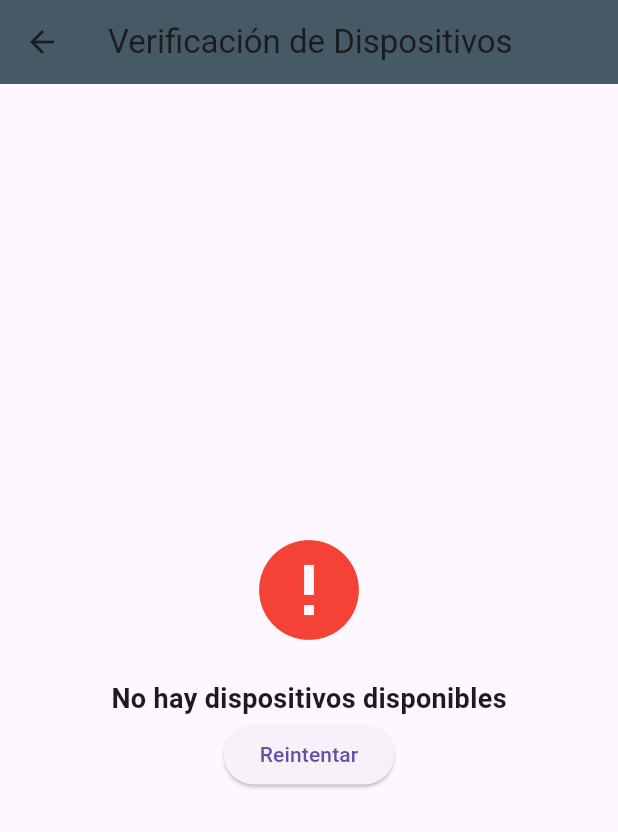
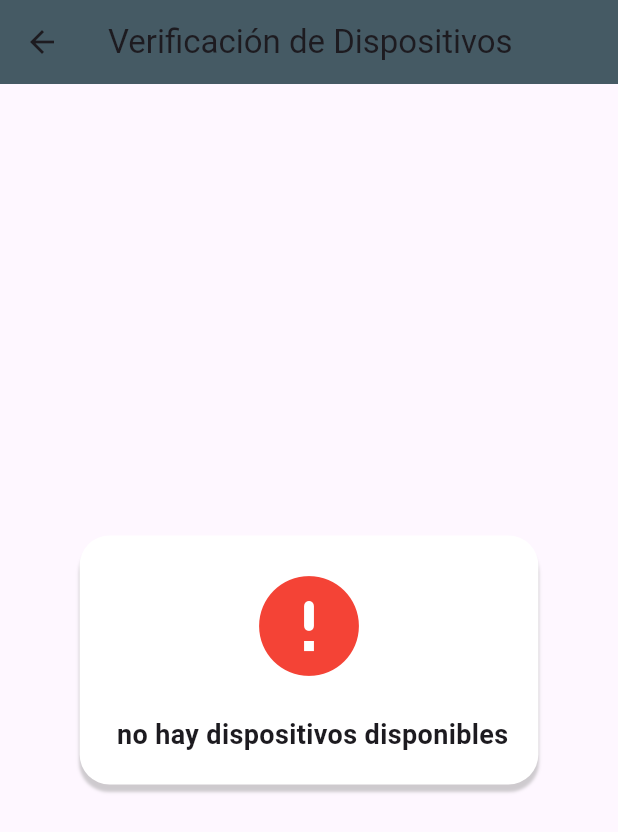
Before and after one commit to Armando-Riv/pruebas, a Flutter app: the DeviceCheckScreen screen opened by its route, on a phone screen of 412 x 824 dp. Shown: the top 832 px of the screen. Run offline on Flutter 3.47's test engine with Material 3 defaults, Android fonts, the phone set to English and light mode, and no system bars; our stand-ins replace cloud_firestore, firebase_auth, firebase_core; accounts and stored records are empty.

Commit message:
mejoras pantalla de checar

```diff
--- a/lib/device_check_screen.dart
+++ b/lib/device_check_screen.dart
@@ -47,12 +47,33 @@ class _DeviceCheckScreenState extends State<DeviceCheckScreen> {
             ? CircularProgressIndicator() // Animación de carga
             : _devicesAvailable
             ? Column(
+
           mainAxisAlignment: MainAxisAlignment.center,
           children: [
-            Icon(Icons.check_circle, color: Colors.green, size: 80),
+
+
+           Container(
+        padding: const EdgeInsets.all(20.0),
+        decoration: BoxDecoration(
+            color: Colors.white,
+            borderRadius: BorderRadius.circular(20),
+            boxShadow: [
+        BoxShadow(
+        color: Colors.grey.withOpacity(0.5),
+        blurRadius: 10,
+        offset: const Offset(0, 5),
+      ),
+
+
+    ],),
+        child: Column(
+        crossAxisAlignment: CrossAxisAlignment.center,
+        children:[
+
+        const Icon(Icons.check_circle, color: Colors.green, size: 80),
                const SizedBox(height: 20),
                const Text(
-              "Dispositivo disponible",
+                 "Dispositivos disponible",
                  style: TextStyle(fontSize: 18, fontWeight: FontWeight.bold),
                ),
                ElevatedButton(
@@ -62,23 +83,55 @@ class _DeviceCheckScreenState extends State<DeviceCheckScreen> {
                  },
                  child: const Text("Continuar para agregar paciente"),
                ),
+
+
+         ],    ),
+
+           ),
+
     ],
+
         )
             : Column(
+
           mainAxisAlignment: MainAxisAlignment.center,
           children: [
-            Icon(Icons.error, color: Colors.red, size: 80),
+
+
+            Container(
+              padding: const EdgeInsets.all(20.0),
+              decoration: BoxDecoration(
+                color: Colors.white,
+                borderRadius: BorderRadius.circular(20),
+                boxShadow: [
+                  BoxShadow(
+                    color: Colors.grey.withOpacity(0.5),
+                    blurRadius: 1,
+                    offset: const Offset(0, 5),
+                  ),
+
+
+                ],),
+              child: Column(
+                crossAxisAlignment: CrossAxisAlignment.center,
+                children:[
+
+                  const Icon(Icons.error_rounded, color: Colors.red, size: 80),
                   const SizedBox(height: 20),
                   const Text(
-              "No hay dispositivos disponibles",
+                    " no hay dispositivos disponibles",
                     style: TextStyle(fontSize: 18, fontWeight: FontWeight.bold),
                   ),
-            ElevatedButton(
-              onPressed: _checkDeviceAvailability,
-              child: const Text("Reintentar"),
+
+
+
+                ],    ),
+
             ),
+
           ],
-        ),
+
+        )
       ),
     );
   }
```
Lines whose indentation alone changed are shown as unchanged.
